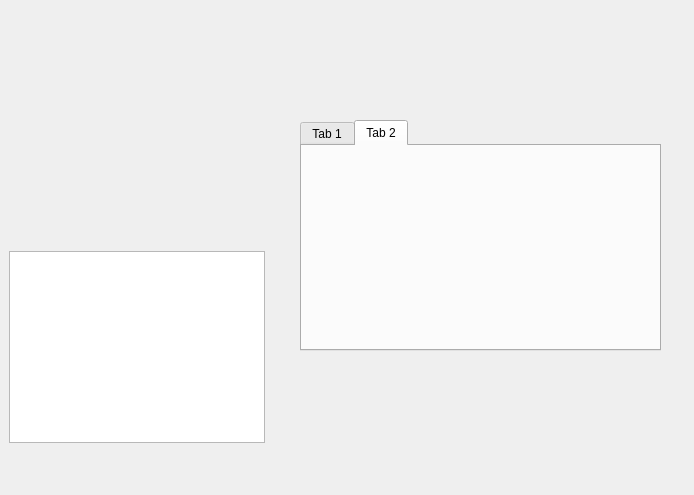
Above: src/showlogdialog.ui from HamedMasafi/Logger before the change. Below: the same form after it.
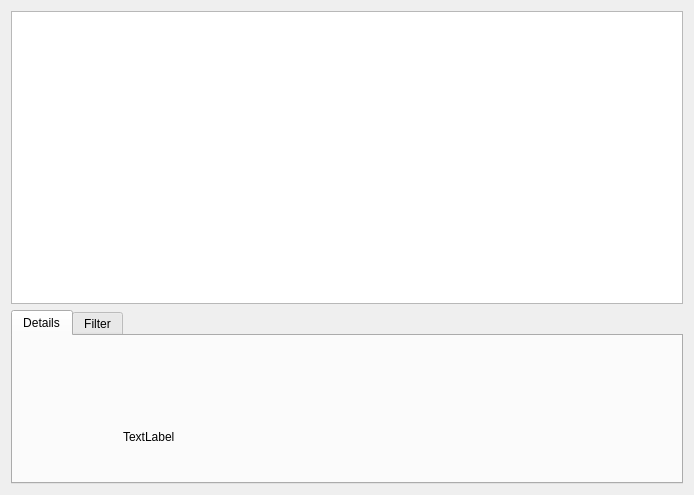
That is the form after the change. The open tabs and pages were chosen to show the change.

Commit message: table view gui/console

Patch:
```diff
--- a/src/showlogdialog.ui
+++ b/src/showlogdialog.ui
@@ -13,41 +13,47 @@
   <property name="windowTitle">
    <string>Dialog</string>
   </property>
+  <layout class="QVBoxLayout" name="verticalLayout_2">
+   <item>
   <widget class="QTreeView" name="treeView">
-   <property name="geometry">
-    <rect>
-     <x>9</x>
-     <y>251</y>
-     <width>256</width>
-     <height>192</height>
-    </rect>
-   </property>
    <property name="sortingEnabled">
     <bool>true</bool>
    </property>
   </widget>
+   </item>
+   <item>
   <widget class="QTabWidget" name="tabWidget">
+     <property name="sizePolicy">
+      <sizepolicy hsizetype="Expanding" vsizetype="Maximum">
+       <horstretch>0</horstretch>
+       <verstretch>0</verstretch>
+      </sizepolicy>
+     </property>
+     <property name="currentIndex">
+      <number>1</number>
+     </property>
+     <widget class="QWidget" name="tab_2">
+      <attribute name="title">
+       <string>Details</string>
+      </attribute>
+      <widget class="QLabel" name="labelDetailMessage">
    <property name="geometry">
     <rect>
-     <x>300</x>
-     <y>120</y>
-     <width>361</width>
-     <height>231</height>
-    </rect>
-   </property>
+         <x>110</x>
+         <y>60</y>
+         <width>351</width>
+         <height>81</height>
+        </rect>
+       </property>
+       <property name="text">
+        <string>TextLabel</string>
+       </property>
+      </widget>
+     </widget>
    <widget class="QWidget" name="tab">
     <attribute name="title">
-     <string>Tab 1</string>
-    </attribute>
-    <widget class="QWidget" name="">
-     <property name="geometry">
-      <rect>
-       <x>50</x>
-       <y>0</y>
-       <width>147</width>
-       <height>130</height>
-      </rect>
-     </property>
+       <string>Filter</string>
+      </attribute>
      <layout class="QFormLayout" name="formLayout">
       <item row="0" column="0">
        <widget class="QLabel" name="label">
@@ -94,12 +100,8 @@
      </layout>
     </widget>
    </widget>
-   <widget class="QWidget" name="tab_2">
-    <attribute name="title">
-     <string>Tab 2</string>
-    </attribute>
-   </widget>
-  </widget>
+   </item>
+  </layout>
  </widget>
  <resources/>
  <connections/>
```
Lines whose indentation alone changed are shown as unchanged. The commit also changes 2 other files.
